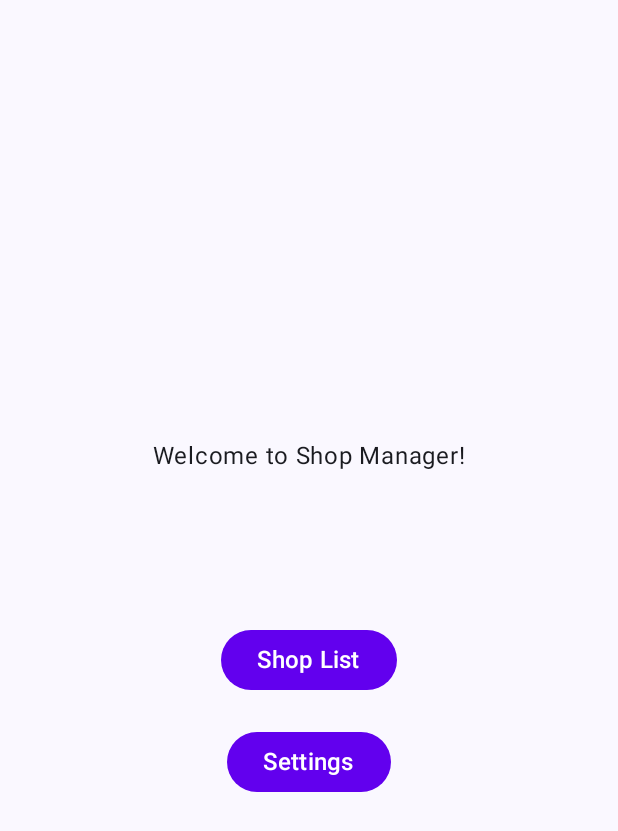
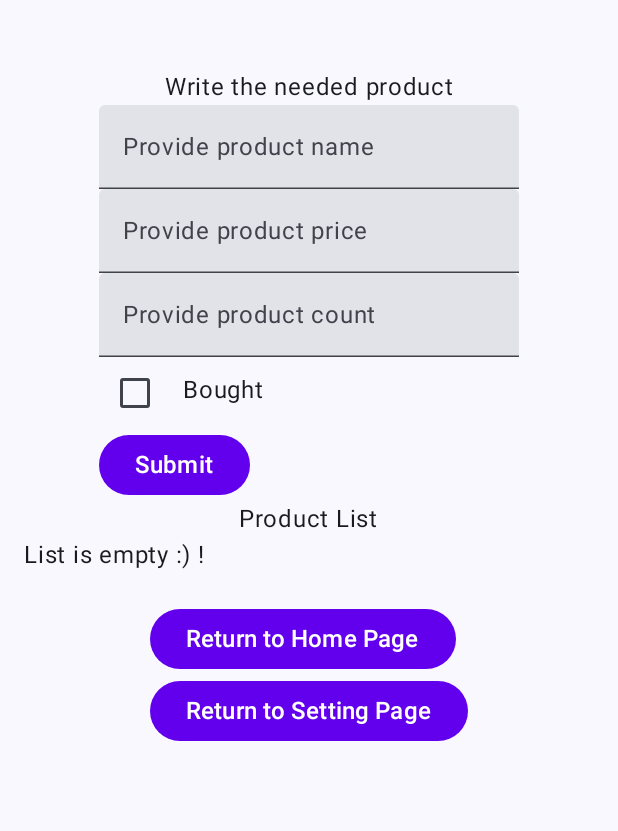
Before and after one commit to burkoA/MobileDevelopment, an Android app built with Jetpack Compose: the screen it shows after launch (MainActivity before the commit, ShoppingActivity after it), after a tap on "Shop List", on a phone screen of 412 x 824 dp. Shown: the top 831 px of the screen. Run offline under Robolectric (Android 15) with nearby library versions, the light colour scheme and no system bars.

Commit message:
Implement shop list activity, dbhandler, content provider

```diff
--- a/app/src/main/java/com/example/shopmanager/MainActivity.kt
+++ b/app/src/main/java/com/example/shopmanager/MainActivity.kt
@@ -69,7 +69,8 @@ fun Greeting(fontSize: Float, buttonColor: String) {
         // List Button
 
         Button(onClick = {
-
+            val intent = Intent(context, ShoppingActivity::class.java)
+            context.startActivity(intent)
         }, colors = ButtonDefaults.buttonColors(
             containerColor = Color(buttonColor.toColorInt())
         )) {
--- /dev/null
+++ b/app/src/main/java/com/example/shopmanager/ShoppingActivity.kt
@@ -0,0 +1,352 @@
+package com.example.shopmanager
+
+import android.app.Activity
+import android.content.ContentValues
+import android.content.Intent
+import android.os.Bundle
+import androidx.activity.ComponentActivity
+import androidx.activity.compose.setContent
+import androidx.activity.enableEdgeToEdge
+import androidx.compose.foundation.layout.Arrangement
+import androidx.compose.foundation.layout.Column
+import androidx.compose.foundation.layout.Row
+import androidx.compose.foundation.layout.Spacer
+import androidx.compose.foundation.layout.fillMaxSize
+import androidx.compose.foundation.layout.fillMaxWidth
+import androidx.compose.foundation.layout.height
+import androidx.compose.foundation.layout.heightIn
+import androidx.compose.foundation.layout.padding
+import androidx.compose.foundation.layout.width
+import androidx.compose.foundation.lazy.LazyColumn
+import androidx.compose.foundation.lazy.items
+import androidx.compose.foundation.text.KeyboardOptions
+import androidx.compose.material3.Button
+import androidx.compose.material3.ButtonDefaults
+import androidx.compose.material3.Checkbox
+import androidx.compose.material3.Scaffold
+import androidx.compose.material3.Surface
+import androidx.compose.material3.Text
+import androidx.compose.material3.TextField
+import androidx.compose.runtime.Composable
+import androidx.compose.runtime.getValue
+import androidx.compose.runtime.mutableStateOf
+import androidx.compose.runtime.remember
+import androidx.compose.runtime.setValue
+import androidx.compose.ui.Alignment
+import androidx.compose.ui.Modifier
+import androidx.compose.ui.graphics.Color
+import androidx.compose.ui.platform.LocalContext
+import androidx.compose.ui.text.input.KeyboardType
+import androidx.compose.ui.text.style.LineHeightStyle
+import androidx.compose.ui.unit.dp
+import androidx.compose.ui.unit.sp
+import androidx.core.graphics.toColorInt
+import com.example.shopmanager.database.DBHandler
+import com.example.shopmanager.model.Product
+import com.example.shopmanager.provider.ProductProvider
+import com.example.shopmanager.ui.theme.ui.theme.ShopManagerTheme
+
+class ShoppingActivity : ComponentActivity() {
+    override fun onCreate(savedInstanceState: Bundle?) {
+        super.onCreate(savedInstanceState)
+        enableEdgeToEdge()
+        setContent {
+            ShopManagerTheme {
+                Surface(modifier = Modifier.fillMaxSize()) {
+                    val preferences = remember { PreferencesManager(this) }
+                    val currentFontSize = remember { mutableStateOf(preferences.getFontSize("fontSize")) }
+                    val currentButtonColor = remember { mutableStateOf(preferences.getButtonColor("buttonColor")) }
+                    Greeting3(
+                        fontSize = currentFontSize.value,
+                        buttonColor = currentButtonColor.value
+                    )
+                }
+            }
+        }
+    }
+}
+
+@Composable
+fun Greeting3(fontSize: Float, buttonColor : String) {
+    val context = LocalContext.current
+    val dbHelper = DBHandler(context)
+    val productList = remember { dbHelper.getAllProducts() }
+    var productName by remember { mutableStateOf("") }
+    var price by remember { mutableStateOf("") }
+    var count by remember { mutableStateOf("") }
+    var isBought by remember { mutableStateOf(false) }
+    val cursor = context.contentResolver.query(
+        ProductProvider.CONTENT_URI,
+        null,
+        null,
+        null,
+        null
+    )
+
+    val products = mutableListOf<Product>()
+    cursor?.use {
+        while (it.moveToNext()) {
+            val id = it.getInt(it.getColumnIndexOrThrow("id"))
+            val name = it.getString(it.getColumnIndexOrThrow("productName"))
+            val price = it.getDouble(it.getColumnIndexOrThrow("price"))
+            val count = it.getInt(it.getColumnIndexOrThrow("count"))
+            val isBought = it.getInt(it.getColumnIndexOrThrow("isBought")) == 1
+
+            products.add(Product(id, name, price, count, isBought))
+        }
+    }
+
+    Column(
+        modifier = Modifier.fillMaxSize()
+        .padding(16.dp),
+        verticalArrangement = Arrangement.Top,
+        horizontalAlignment = Alignment.CenterHorizontally
+    )
+    {
+        Spacer(Modifier.height(30.dp))
+
+        Text("Write the needed product",
+            fontSize = fontSize.sp)
+
+        Column(horizontalAlignment = Alignment.Start)
+        {
+            TextField(
+                onValueChange = {
+                    productName = it
+                },
+                value = productName,
+                label = {
+                    Text("Provide product name",
+                        fontSize = fontSize.sp)
+                }
+            )
+            TextField(
+                onValueChange = {
+                    price = it
+                },
+                value = price,
+                label = {
+                    Text("Provide product price",
+                        fontSize = fontSize.sp)
+                },
+                keyboardOptions = KeyboardOptions(keyboardType = KeyboardType.Number)
+            )
+            TextField(
+                onValueChange = {
+                    count = it
+                },
+                value = count,
+                label = {
+                    Text("Provide product count",
+                        fontSize = fontSize.sp)
+                },
+                keyboardOptions = KeyboardOptions(keyboardType = KeyboardType.Number)
+            )
+
+            Row{
+                Checkbox(
+                    checked = isBought,
+                    onCheckedChange = { isBought = it }
+                )
+                Text(
+                    text = "Bought",
+                    fontSize = fontSize.sp,
+                    modifier = Modifier.padding(start = 8.dp, top = 10.dp)
+                )
+            }
+
+            Row {
+                Button(
+                    onClick = {
+                        val product = ContentValues().apply {
+                            put("productName", productName)
+                            put("price", price)
+                            put("count", count)
+                            put("isBought", isBought)
+                        }
+
+                        context.contentResolver.insert(ProductProvider.CONTENT_URI, product)
+
+                        (context as? Activity)?.recreate()
+                    }, colors = ButtonDefaults.buttonColors(
+                        containerColor = Color(buttonColor.toColorInt())
+                    )
+                ) {
+                    Text(
+                        "Submit",
+                        fontSize = fontSize.sp
+                    )
+                }
+            }
+        }
+
+        Text(
+            "Product List",
+            fontSize = fontSize.sp
+        )
+
+        LazyColumn(
+            modifier = Modifier.heightIn(max = 400.dp)
+                .fillMaxWidth()
+        )
+        {
+            if (productList.isEmpty()) {
+                item {
+                    Text(
+                        "List is empty :) !",
+                        fontSize = fontSize.sp
+                    )
+                }
+            } else {
+                items(productList, key = {it.id ?: 0}) { product ->
+                    var isEditing by remember { mutableStateOf(false) }
+                    var name by remember { mutableStateOf(product.productName) }
+                    var priceText by remember { mutableStateOf(product.price.toString()) }
+                    var countText by remember { mutableStateOf(product.count.toString()) }
+                    var bought by remember { mutableStateOf(product.isBought) }
+
+                    Surface(
+                        modifier = Modifier
+                            .fillMaxWidth()
+                            .padding(vertical = 4.dp)
+                            .padding(horizontal = 8.dp),
+                        shadowElevation = 3.dp,
+                        shape = androidx.compose.foundation.shape.RoundedCornerShape(10.dp)
+                    ) {
+                        Column(modifier = Modifier.padding(12.dp)) {
+                            if (isEditing) {
+                                TextField(
+                                    value = name,
+                                    onValueChange = { name = it },
+                                    label = { Text("Product name", fontSize = fontSize.sp) },
+                                    modifier = Modifier.fillMaxWidth()
+                                )
+                                TextField(
+                                    value = priceText,
+                                    onValueChange = { priceText = it },
+                                    label = { Text("Price", fontSize = fontSize.sp) },
+                                    keyboardOptions = KeyboardOptions(keyboardType = KeyboardType.Number),
+                                    modifier = Modifier.fillMaxWidth()
+                                )
+                                TextField(
+                                    value = countText,
+                                    onValueChange = { countText = it },
+                                    label = { Text("Count", fontSize = fontSize.sp) },
+                                    keyboardOptions = KeyboardOptions(keyboardType = KeyboardType.Number),
+                                    modifier = Modifier.fillMaxWidth()
+                                )
+
+                                Row(
+                                    verticalAlignment = Alignment.CenterVertically,
+                                    modifier = Modifier.padding(top = 8.dp)
+                                ) {
+                                    Checkbox(
+                                        checked = bought,
+                                        onCheckedChange = { bought = it }
+                                    )
+                                    Text("Bought", fontSize = fontSize.sp)
+                                }
+
+                                Row(
+                                    horizontalArrangement = Arrangement.SpaceBetween,
+                                    modifier = Modifier.fillMaxWidth()
+                                ) {
+                                    Button(onClick = {
+                                        val updated = Product(
+                                            id = product.id,
+                                            productName = name,
+                                            price = priceText.toDoubleOrNull() ?: 0.0,
+                                            count = countText.toIntOrNull() ?: 0,
+                                            isBought = bought
+                                        )
+                                        dbHelper.updateProduct(updated)
+                                        (context as? Activity)?.recreate()
+                                    }, colors = ButtonDefaults.buttonColors(
+                                        containerColor = Color(buttonColor.toColorInt())
+                                    )) {
+                                        Text("Save", fontSize = fontSize.sp)
+                                    }
+                                    Button(
+                                        onClick = { isEditing = false },
+                                        colors = ButtonDefaults.buttonColors(
+                                            containerColor = Color(buttonColor.toColorInt())
+                                        )
+                                    ) {
+                                        Text("Cancel", fontSize = fontSize.sp)
+                                    }
+                                }
+                            } else {
+                                Row(
+                                    horizontalArrangement = Arrangement.SpaceBetween,
+                                    modifier = Modifier.fillMaxWidth()
+                                ) {
+                                    Column {
+                                        Text(name, fontSize = fontSize.sp)
+                                        Text("Price: $priceText", fontSize = (fontSize - 2).sp)
+                                        Text("Count: $countText", fontSize = (fontSize - 2).sp)
+                                    }
+                                    Text(
+                                        if (bought) "+" else "-",
+                                        color = if (bought) Color.Green else Color.Red,
+                                        fontSize = fontSize.sp
+                                    )
+                                }
+
+                                Spacer(Modifier.height(8.dp))
+
+                                Row(
+                                    horizontalArrangement = Arrangement.SpaceBetween,
+                                    modifier = Modifier.fillMaxWidth()
+                                ) {
+                                    Button(onClick = { isEditing = true },
+                                        colors = ButtonDefaults.buttonColors(
+                                            containerColor = Color(buttonColor.toColorInt())
+                                        )) {
+                                        Text("Edit", fontSize = fontSize.sp)
+                                    }
+                                    Button(
+                                        onClick = {
+                                            product.id?.let { dbHelper.deleteProduct(it) }
+                                            (context as? Activity)?.recreate()
+                                        },
+                                        colors = ButtonDefaults.buttonColors(containerColor = Color.Red)
+                                    ) {
+                                        Text("Delete", fontSize = fontSize.sp, color = Color.White)
+                                    }
+                                }
+                            }
+                        }
+                    }
+                }
+            }
+        }
+
+        Spacer(Modifier.height(20.dp))
+
+        Column {
+            Button(onClick = {
+                val intent = Intent(context, MainActivity::class.java)
+                intent.flags = Intent.FLAG_ACTIVITY_CLEAR_TOP
+                context.startActivity(intent)
+            },
+                colors = ButtonDefaults.buttonColors(
+                    containerColor = Color(buttonColor.toColorInt())
+                )) {
+                Text("Return to Home Page",
+                    fontSize = fontSize.sp)
+            }
+
+            Button(onClick = {
+                val intent = Intent(context, SettingActivity::class.java)
+                intent.flags = Intent.FLAG_ACTIVITY_CLEAR_TOP
+                context.startActivity(intent)
+            },
+                colors = ButtonDefaults.buttonColors(
+                    containerColor = Color(buttonColor.toColorInt())
+                )) {
+                Text("Return to Setting Page",
+                    fontSize = fontSize.sp)
+            }
+        }
+    }
+}
--- /dev/null
+++ b/app/src/main/java/com/example/shopmanager/database/DBHandler.kt
@@ -0,0 +1,97 @@
+package com.example.shopmanager.database
+
+import android.content.ContentValues
+import android.content.Context
+import android.database.Cursor
+import android.database.sqlite.SQLiteDatabase
+import android.database.sqlite.SQLiteOpenHelper
+import com.example.shopmanager.model.Product
+
+class DBHandler(context: Context)
+    : SQLiteOpenHelper(context, DATABASE_NAME, null, DATABASE_VERSION){
+    companion object {
+        private const val DATABASE_NAME = "shop_manager.db"
+        private const val DATABASE_VERSION = 1
+        private const val TABLE_NAME = "products"
+        private const val COLUMN_ID = "id"
+        private const val COLUMN_NAME = "productName"
+        private const val COLUMN_PRICE = "price"
+        private const val COLUMN_COUNT = "count"
+        private const val COLUMN_IS_BOUGHT = "isBought"
+    }
+
+    override fun onCreate(db: SQLiteDatabase) {
+        val createTable = """
+            CREATE TABLE $TABLE_NAME (
+            $COLUMN_ID INTEGER PRIMARY KEY AUTOINCREMENT,
+            $COLUMN_NAME TEXT,
+            $COLUMN_PRICE REAL,
+            $COLUMN_COUNT INTEGER,
+            $COLUMN_IS_BOUGHT INTEGER
+            )
+            """.trimIndent()
+        db.execSQL(createTable)
+    }
+
+    override fun onUpgrade(db: SQLiteDatabase, oldVersion: Int, newVersion: Int) {
+        db.execSQL("DROP TABLE IF EXISTS $TABLE_NAME")
+        onCreate(db)
+    }
+
+    fun insertProduct(product: Product) : Long {
+        val db = writableDatabase
+        val values = ContentValues().apply {
+            put(COLUMN_NAME, product.productName)
+            put(COLUMN_PRICE, product.price)
+            put(COLUMN_COUNT, product.count)
+            put(COLUMN_IS_BOUGHT, if(product.isBought) 1 else 0)
+        }
+
+        val id = db.insert(TABLE_NAME, null, values)
+        db.close()
+        return id
+    }
+
+    fun getAllProducts(): List<Product> {
+        val productList = mutableListOf<Product>()
+        val db = readableDatabase
+        val cursor: Cursor = db.rawQuery("SELECT * FROM $TABLE_NAME", null)
+
+        if (cursor.moveToFirst()) {
+            do {
+                val product = Product(
+                    id = cursor.getInt(cursor.getColumnIndexOrThrow(COLUMN_ID)),
+                    productName = cursor.getString(cursor.getColumnIndexOrThrow(COLUMN_NAME)),
+                    price = cursor.getDouble(cursor.getColumnIndexOrThrow(COLUMN_PRICE)),
+                    count = cursor.getInt(cursor.getColumnIndexOrThrow(COLUMN_COUNT)),
+                    isBought = cursor.getInt(cursor.getColumnIndexOrThrow(COLUMN_IS_BOUGHT)) == 1
+                )
+                productList.add(product)
+            } while (cursor.moveToNext())
+        }
+
+        cursor.close()
+        db.close()
+        return productList
+    }
+
+    fun deleteProduct(id: Int): Int {
+        val db = writableDatabase
+        val rowsDeleted = db.delete(TABLE_NAME, "$COLUMN_ID = ?", arrayOf(id.toString()))
+        db.close()
+        return rowsDeleted
+    }
+
+    fun updateProduct(product: Product): Int {
+        val db = writableDatabase
+        val values = ContentValues().apply {
+            put(COLUMN_NAME, product.productName)
+            put(COLUMN_PRICE, product.price)
+            put(COLUMN_COUNT, product.count)
+            put(COLUMN_IS_BOUGHT, if (product.isBought) 1 else 0)
+        }
+        val rowsUpdated = db.update(TABLE_NAME, values, "$COLUMN_ID = ?", arrayOf(product.id.toString()))
+        db.close()
+        return rowsUpdated
+    }
+}
--- /dev/null
+++ b/app/src/main/java/com/example/shopmanager/ui/theme/ui/theme/Color.kt
@@ -0,0 +1,11 @@
+package com.example.shopmanager.ui.theme.ui.theme
+
+import androidx.compose.ui.graphics.Color
+
+val Purple80 = Color(0xFFD0BCFF)
+val PurpleGrey80 = Color(0xFFCCC2DC)
+val Pink80 = Color(0xFFEFB8C8)
+
+val Purple40 = Color(0xFF6650a4)
+val PurpleGrey40 = Color(0xFF625b71)
+val Pink40 = Color(0xFF7D5260)
--- /dev/null
+++ b/app/src/main/java/com/example/shopmanager/ui/theme/ui/theme/Theme.kt
@@ -0,0 +1,58 @@
+package com.example.shopmanager.ui.theme.ui.theme
+
+import android.app.Activity
+import android.os.Build
+import androidx.compose.foundation.isSystemInDarkTheme
+import androidx.compose.material3.MaterialTheme
+import androidx.compose.material3.darkColorScheme
+import androidx.compose.material3.dynamicDarkColorScheme
+import androidx.compose.material3.dynamicLightColorScheme
+import androidx.compose.material3.lightColorScheme
+import androidx.compose.runtime.Composable
+import androidx.compose.ui.platform.LocalContext
+
+private val DarkColorScheme = darkColorScheme(
+    primary = Purple80,
+    secondary = PurpleGrey80,
+    tertiary = Pink80
+)
+
+private val LightColorScheme = lightColorScheme(
+    primary = Purple40,
+    secondary = PurpleGrey40,
+    tertiary = Pink40
+
+    /* Other default colors to override
+    background = Color(0xFFFFFBFE),
+    surface = Color(0xFFFFFBFE),
+    onPrimary = Color.White,
+    onSecondary = Color.White,
+    onTertiary = Color.White,
+    onBackground = Color(0xFF1C1B1F),
+    onSurface = Color(0xFF1C1B1F),
+    */
+)
+
+@Composable
+fun ShopManagerTheme(
+    darkTheme: Boolean = isSystemInDarkTheme(),
+    // Dynamic color is available on Android 12+
+    dynamicColor: Boolean = true,
+    content: @Composable () -> Unit
+) {
+    val colorScheme = when {
+        dynamicColor && Build.VERSION.SDK_INT >= Build.VERSION_CODES.S -> {
+            val context = LocalContext.current
+            if (darkTheme) dynamicDarkColorScheme(context) else dynamicLightColorScheme(context)
+        }
+
+        darkTheme -> DarkColorScheme
+        else -> LightColorScheme
+    }
+
+    MaterialTheme(
+        colorScheme = colorScheme,
+        typography = Typography,
+        content = content
+    )
+}
--- /dev/null
+++ b/app/src/main/java/com/example/shopmanager/ui/theme/ui/theme/Type.kt
@@ -0,0 +1,34 @@
+package com.example.shopmanager.ui.theme.ui.theme
+
+import androidx.compose.material3.Typography
+import androidx.compose.ui.text.TextStyle
+import androidx.compose.ui.text.font.FontFamily
+import androidx.compose.ui.text.font.FontWeight
+import androidx.compose.ui.unit.sp
+
+// Set of Material typography styles to start with
+val Typography = Typography(
+    bodyLarge = TextStyle(
+        fontFamily = FontFamily.Default,
+        fontWeight = FontWeight.Normal,
+        fontSize = 16.sp,
+        lineHeight = 24.sp,
+        letterSpacing = 0.5.sp
+    )
+    /* Other default text styles to override
+    titleLarge = TextStyle(
+        fontFamily = FontFamily.Default,
+        fontWeight = FontWeight.Normal,
+        fontSize = 22.sp,
+        lineHeight = 28.sp,
+        letterSpacing = 0.sp
+    ),
+    labelSmall = TextStyle(
+        fontFamily = FontFamily.Default,
+        fontWeight = FontWeight.Medium,
+        fontSize = 11.sp,
+        lineHeight = 16.sp,
+        letterSpacing = 0.5.sp
+    )
+    */
+)
--- a/app/src/main/res/values/strings.xml
+++ b/app/src/main/res/values/strings.xml
@@ -1,4 +1,5 @@
 <resources>
     <string name="app_name">ShopManager</string>
     <string name="title_activity_setting">SettingActivity</string>
+    <string name="title_activity_shopping">ShoppingActivity</string>
 </resources>
```
Also changed, not shown: app/src/main/AndroidManifest.xml (+9 -0 lines), app/src/main/java/com/example/shopmanager/SettingActivity.kt (+8 -2 lines), app/src/main/java/com/example/shopmanager/model/Product.kt (added, +9 -0 lines), app/src/main/java/com/example/shopmanager/provider/ProductProvider.kt (added, +107 -0 lines).
